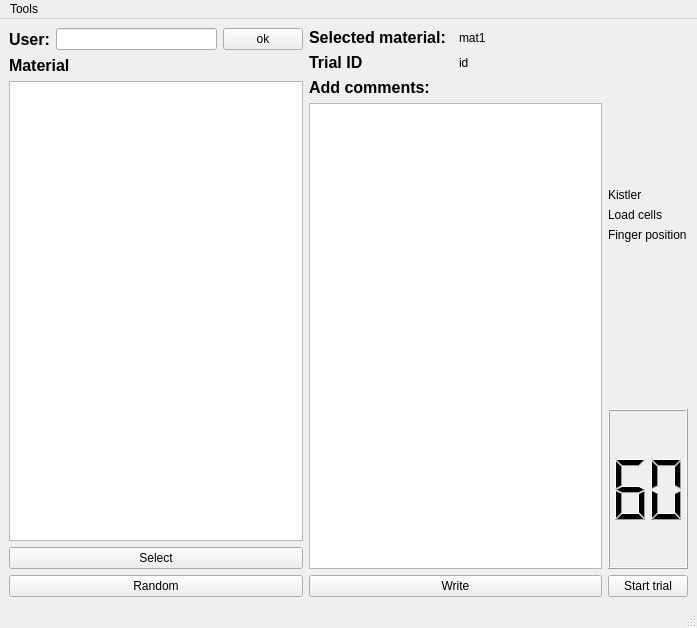
First picture: the form in forms/mainwindow.ui, repository Aightech/fingerHAV_rec, before the edit.
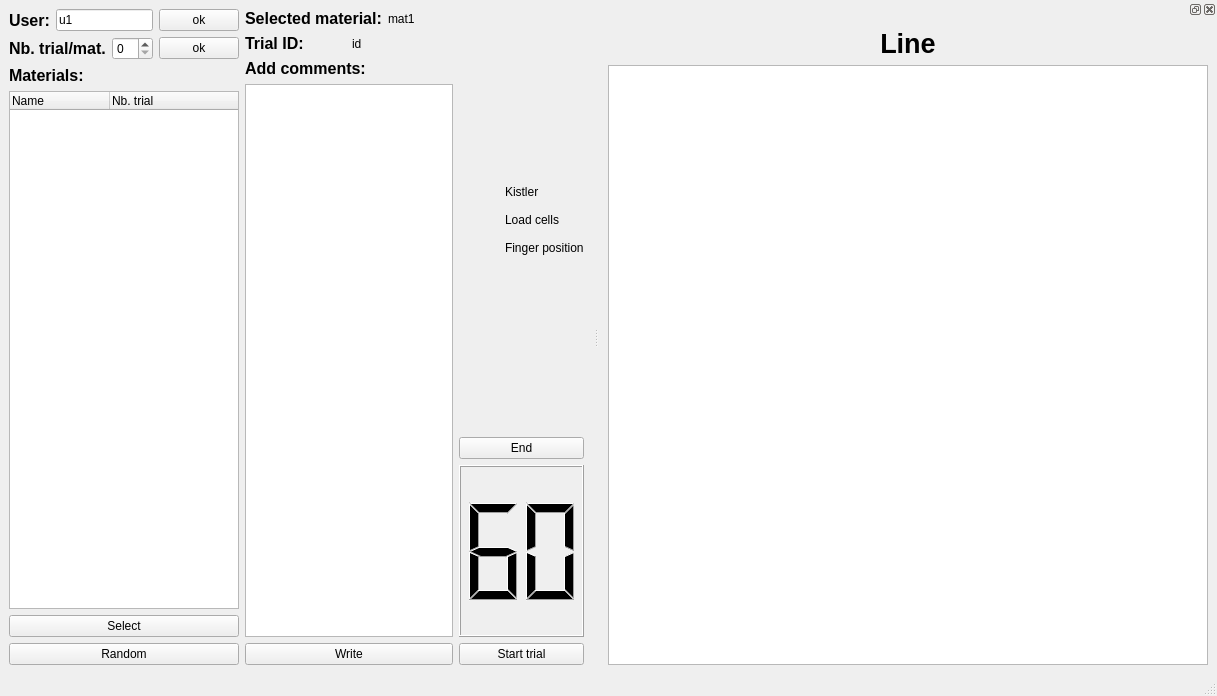
Second picture: the form after the edit. Icons and pictures are not drawn.

What changed in the file:
```diff
--- a/forms/mainwindow.ui
+++ b/forms/mainwindow.ui
@@ -6,8 +6,8 @@
    <rect>
     <x>0</x>
     <y>0</y>
-    <width>697</width>
-    <height>628</height>
+    <width>1217</width>
+    <height>659</height>
    </rect>
   </property>
   <property name="windowTitle">
@@ -33,10 +33,41 @@
          </widget>
         </item>
         <item>
-         <widget class="QLineEdit" name="lineEdit"/>
+         <widget class="QLineEdit" name="lineEdit_userName">
+          <property name="text">
+           <string>u1</string>
+          </property>
+         </widget>
         </item>
         <item>
-         <widget class="QPushButton" name="pushButton_5">
+         <widget class="QPushButton" name="pushButton_userName">
+          <property name="text">
+           <string>ok</string>
+          </property>
+         </widget>
+        </item>
+       </layout>
+      </item>
+      <item>
+       <layout class="QHBoxLayout" name="horizontalLayout_7">
+        <item>
+         <widget class="QLabel" name="label_10">
+          <property name="font">
+           <font>
+            <pointsize>12</pointsize>
+            <bold>true</bold>
+           </font>
+          </property>
+          <property name="text">
+           <string>Nb. trial/mat.</string>
+          </property>
+         </widget>
+        </item>
+        <item>
+         <widget class="QSpinBox" name="spinBox_nbTrial"/>
+        </item>
+        <item>
+         <widget class="QPushButton" name="pushButton_nbTrial">
           <property name="text">
            <string>ok</string>
           </property>
@@ -55,22 +86,33 @@
            </font>
           </property>
           <property name="text">
-           <string>Material</string>
+           <string>Materials:</string>
           </property>
          </widget>
         </item>
         <item>
-         <widget class="QListView" name="listView"/>
+         <widget class="QTreeWidget" name="treeWidget_mat">
+          <column>
+           <property name="text">
+            <string>Name</string>
+           </property>
+          </column>
+          <column>
+           <property name="text">
+            <string>Nb. trial </string>
+           </property>
+          </column>
+         </widget>
         </item>
         <item>
-         <widget class="QPushButton" name="pushButton_3">
+         <widget class="QPushButton" name="pushButton_matSelect">
           <property name="text">
            <string>Select</string>
           </property>
          </widget>
         </item>
         <item>
-         <widget class="QPushButton" name="pushButton_4">
+         <widget class="QPushButton" name="pushButton_matRandom">
           <property name="text">
            <string>Random</string>
           </property>
@@ -98,7 +140,7 @@
          </widget>
         </item>
         <item>
-         <widget class="QLabel" name="label_9">
+         <widget class="QLabel" name="label_matName">
           <property name="text">
            <string>mat1</string>
           </property>
@@ -117,12 +159,12 @@
            </font>
           </property>
           <property name="text">
-           <string>Trial ID</string>
+           <string>Trial ID:</string>
           </property>
          </widget>
         </item>
         <item>
-         <widget class="QLabel" name="label_11">
+         <widget class="QLabel" name="label_trialID">
           <property name="text">
            <string>id</string>
           </property>
@@ -146,10 +188,10 @@
          </widget>
         </item>
         <item>
-         <widget class="QTextEdit" name="textEdit"/>
+         <widget class="QTextEdit" name="textEdit_comment"/>
         </item>
         <item>
-         <widget class="QPushButton" name="pushButton_2">
+         <widget class="QPushButton" name="pushButton_comment">
           <property name="text">
            <string>Write</string>
           </property>
@@ -176,6 +218,28 @@
       </item>
       <item>
        <layout class="QHBoxLayout" name="horizontalLayout">
+        <item>
+         <widget class="QPushButton" name="pushButton_kistler">
+          <property name="sizePolicy">
+           <sizepolicy hsizetype="Maximum" vsizetype="Fixed">
+            <horstretch>0</horstretch>
+            <verstretch>0</verstretch>
+           </sizepolicy>
+          </property>
+          <property name="text">
+           <string/>
+          </property>
+          <property name="icon">
+           <iconset theme="user-offline"/>
+          </property>
+          <property name="checkable">
+           <bool>false</bool>
+          </property>
+          <property name="flat">
+           <bool>true</bool>
+          </property>
+         </widget>
+        </item>
         <item>
          <widget class="QLabel" name="label">
           <property name="text">
@@ -187,6 +251,29 @@
       </item>
       <item>
        <layout class="QHBoxLayout" name="horizontalLayout_6">
+        <item>
+         <widget class="QPushButton" name="pushButton_loadcells">
+          <property name="sizePolicy">
+           <sizepolicy hsizetype="Maximum" vsizetype="Fixed">
+            <horstretch>0</horstretch>
+            <verstretch>0</verstretch>
+           </sizepolicy>
+          </property>
+          <property name="text">
+           <string/>
+          </property>
+          <property name="icon">
+           <iconset theme="user-away">
+            <normaloff>.</normaloff>.</iconset>
+          </property>
+          <property name="checkable">
+           <bool>false</bool>
+          </property>
+          <property name="flat">
+           <bool>true</bool>
+          </property>
+         </widget>
+        </item>
         <item>
          <widget class="QLabel" name="label_3">
           <property name="text">
@@ -198,6 +285,29 @@
       </item>
       <item>
        <layout class="QHBoxLayout" name="horizontalLayout_5">
+        <item>
+         <widget class="QPushButton" name="pushButton_finger_pos">
+          <property name="sizePolicy">
+           <sizepolicy hsizetype="Maximum" vsizetype="Fixed">
+            <horstretch>0</horstretch>
+            <verstretch>0</verstretch>
+           </sizepolicy>
+          </property>
+          <property name="text">
+           <string/>
+          </property>
+          <property name="icon">
+           <iconset theme="user-available">
+            <normaloff>.</normaloff>.</iconset>
+          </property>
+          <property name="checkable">
+           <bool>false</bool>
+          </property>
+          <property name="flat">
+           <bool>true</bool>
+          </property>
+         </widget>
+        </item>
         <item>
          <widget class="QLabel" name="label_2">
           <property name="text">
@@ -220,6 +330,13 @@
         </property>
        </spacer>
       </item>
+      <item>
+       <widget class="QPushButton" name="pushButton_endTrial">
+        <property name="text">
+         <string>End</string>
+        </property>
+       </widget>
+      </item>
       <item>
        <widget class="QLCDNumber" name="lcdNumber_timer">
         <property name="sizePolicy">
@@ -237,7 +354,7 @@
        </widget>
       </item>
       <item>
-       <widget class="QPushButton" name="pushButton">
+       <widget class="QPushButton" name="pushButton_startTrial">
         <property name="text">
          <string>Start trial</string>
         </property>
@@ -247,24 +364,54 @@
     </item>
    </layout>
   </widget>
-  <widget class="QMenuBar" name="menubar">
-   <property name="geometry">
-    <rect>
-     <x>0</x>
-     <y>0</y>
-     <width>697</width>
-     <height>22</height>
-    </rect>
+  <widget class="QStatusBar" name="statusbar"/>
+  <widget class="QDockWidget" name="dockWidget">
+   <property name="sizePolicy">
+    <sizepolicy hsizetype="Fixed" vsizetype="Fixed">
+     <horstretch>0</horstretch>
+     <verstretch>0</verstretch>
+    </sizepolicy>
    </property>
-   <widget class="QMenu" name="menutest">
-    <property name="title">
-     <string>Tools</string>
-    </property>
-    <addaction name="actionRead_write_reg"/>
+   <attribute name="dockWidgetArea">
+    <number>2</number>
+   </attribute>
+   <widget class="QWidget" name="dockWidgetContents">
+    <layout class="QGridLayout" name="gridLayout_2">
+     <item row="1" column="0">
+      <widget class="QGraphicsView" name="graphicsView_motion">
+       <property name="sizePolicy">
+        <sizepolicy hsizetype="Fixed" vsizetype="Fixed">
+         <horstretch>0</horstretch>
+         <verstretch>0</verstretch>
+        </sizepolicy>
+       </property>
+       <property name="minimumSize">
+        <size>
+         <width>600</width>
+         <height>600</height>
+        </size>
+       </property>
+      </widget>
+     </item>
+     <item row="0" column="0">
+      <widget class="QLabel" name="label_motion">
+       <property name="font">
+        <font>
+         <pointsize>20</pointsize>
+         <bold>true</bold>
+        </font>
+       </property>
+       <property name="text">
+        <string>Line</string>
+       </property>
+       <property name="alignment">
+        <set>Qt::AlignCenter</set>
+       </property>
+      </widget>
+     </item>
+    </layout>
    </widget>
-   <addaction name="menutest"/>
   </widget>
-  <widget class="QStatusBar" name="statusbar"/>
   <action name="actionRead_write_reg">
    <property name="text">
     <string>debug</string>
```
